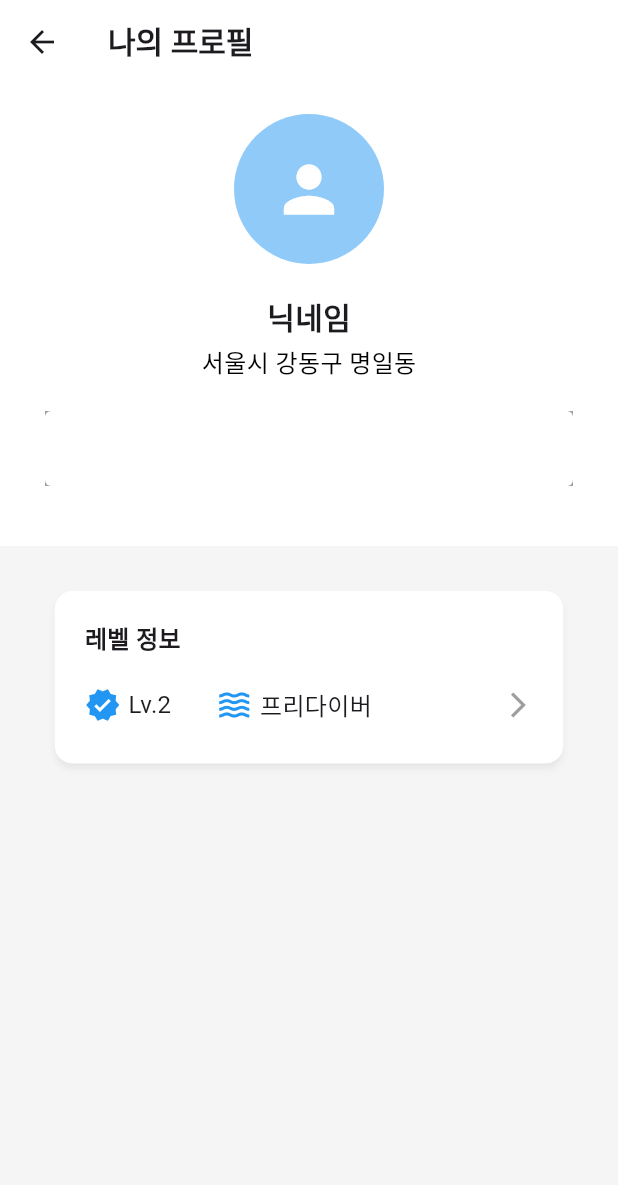
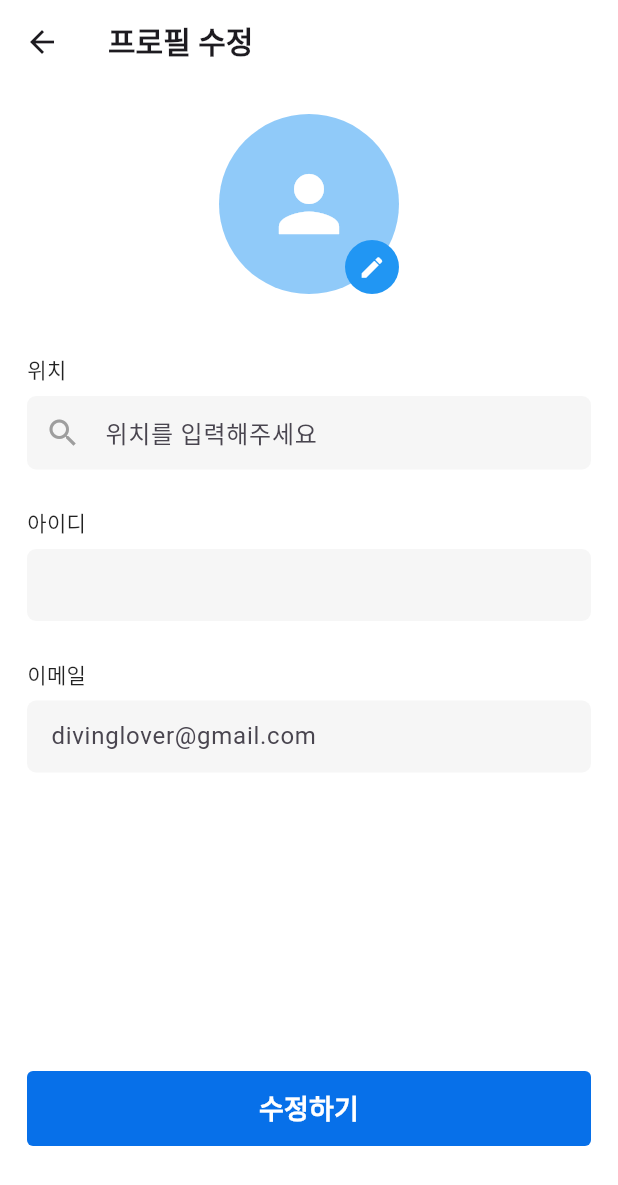
Before and after one commit to matthewKang6263/flutter_application_seau, a Flutter app: the MyPage screen opened directly, after a tap on "프로필 수정", on a phone screen of 412 x 824 dp. Shown: the top 1185 px of the screen. Run offline on Flutter 3.47's test engine with Material 3 defaults, Android fonts, the phone set to English and light mode, and no system bars; our stand-ins replace flutter_riverpod; project files that could hold a hidden picture were left out.

Commit message:
<docs>(editpage): 프로필 수정 페이지 및 UI 추가

```diff
--- /dev/null
+++ b/lib/ui/pages/mypage/edit_page.dart
@@ -0,0 +1,146 @@
+import 'package:flutter/material.dart';
+import 'package:flutter_application_seau/ui/widgets/primary_button.dart';
+
+class EditPage extends StatelessWidget {
+  const EditPage({super.key});
+
+  @override
+  Widget build(BuildContext context) {
+    return Scaffold(
+      backgroundColor: Colors.white, // 전체 화면 흰색 배경
+      appBar: AppBar(
+        title: const Text(
+          '프로필 수정',
+          style: TextStyle(
+            fontSize: 20,
+            fontWeight: FontWeight.bold,
+          ),
+        ),
+        backgroundColor: Colors.white,
+        elevation: 0, // 그림자 제거
+      ),
+      body: Padding(
+        padding: const EdgeInsets.symmetric(horizontal: 18),
+            child: Column(
+              crossAxisAlignment: CrossAxisAlignment.start,
+              children: [
+                const SizedBox(height: 20),
+                // 프로필 이미지
+                Center(
+                  child: Stack(
+                    children: [
+                      CircleAvatar(
+                        radius: 60,
+                        backgroundColor: Colors.blue[200],
+                        child: const Icon(
+                          Icons.person,
+                          size: 60,
+                          color: Colors.white,
+                        ),
+                      ),
+                      Positioned(
+                        bottom: 0,
+                        right: 0,
+                        child: CircleAvatar(
+                          backgroundColor: Colors.blue,
+                          radius: 18,
+                          child: IconButton(
+                            icon: const Icon(Icons.edit, size: 18, color: Colors.white),
+                            onPressed: () {
+                              // 프로필 이미지 수정 로직
+                            },
+                          ),
+                        ),
+                      ),
+                    ],
+                  ),
+                ),
+                const SizedBox(height: 40),
+                // 위치 입력 필드
+                const CustomTextField(
+                  label: '위치',
+                  hintText: '위치를 입력해주세요',
+                  prefixIcon: Icons.search,
+                ),
+                const SizedBox(height: 25),
+                // 아이디 입력 필드
+                const CustomTextField(
+                  label: '아이디',
+                ),
+                const SizedBox(height: 25),
+                // 이메일 입력 필드
+                const CustomTextField(
+                  label: '이메일',
+                  hintText: 'divinglover@gmail.com',
+                  readOnly: true,
+                ),
+            const Spacer(), // 아래 여백 확보
+                // 수정하기 버튼
+                PrimaryButton(
+                  text: '수정하기',
+                  onPressed: () {
+                    Navigator.pop(context);
+                  },
+                  backgroundColor: const Color(0xFF0770E9), // 버튼 색상
+                ),
+                const SizedBox(height: 60),
+              ],
+            ),
+          ),
+        );
+  }
+}
+
+// 재사용 가능한 CustomTextField 위젯
+class CustomTextField extends StatelessWidget {
+  final String label;
+  final String? hintText;
+  final bool obscureText;
+  final bool readOnly;
+  final IconData? prefixIcon;
+
+  const CustomTextField({
+    super.key,
+    required this.label,
+    this.hintText,
+    this.obscureText = false,
+    this.readOnly = false,
+    this.prefixIcon,
+  });
+
+  @override
+  Widget build(BuildContext context) {
+    return Column(
+      crossAxisAlignment: CrossAxisAlignment.start,
+      children: [
+        Text(
+          label,
+          style: const TextStyle(
+            fontSize: 14,
+            fontWeight: FontWeight.w500,
+            color: Colors.black87,
+          ),
+        ),
+        const SizedBox(height: 8),
+        TextField(
+          obscureText: obscureText,
+          readOnly: readOnly,
+          decoration: InputDecoration(
+            hintText: hintText,
+            filled: true,
+            fillColor: const Color(0xFFF6F6F6),
+            prefixIcon: prefixIcon != null ? Icon(prefixIcon, color: Colors.grey) : null,
+            contentPadding: const EdgeInsets.symmetric(
+              vertical: 12,
+              horizontal: 12,
+            ),
+            border: OutlineInputBorder(
+              borderRadius: BorderRadius.circular(6),
+              borderSide: BorderSide.none,
+            ),
+          ),
+        ),
+      ],
+    );
+  }
+}
--- a/lib/ui/pages/mypage/my_page.dart
+++ b/lib/ui/pages/mypage/my_page.dart
@@ -1,5 +1,6 @@
 import 'package:flutter/material.dart';
 import 'package:flutter_application_seau/ui/pages/certification/certification_page.dart';
+import 'package:flutter_application_seau/ui/pages/mypage/edit_page.dart';
 import 'package:flutter_application_seau/ui/pages/mypage/widgets/info_card.dart';
 import 'package:flutter_application_seau/ui/widgets/primary_button.dart';
 
@@ -27,7 +28,7 @@ class MyPage extends StatelessWidget {
               color: Colors.white, // 프로필 섹션 배경 색상
               padding: EdgeInsets.only(bottom: 40), // 프로필 섹션 하단 패딩
               child: Column(
-                // 프로필 섹션 콘텐츠 1. 프로필이미지 2. 사용자닉네임 3. 사용자주소
+                // 프로필 섹션 콘텐츠 1. 프로필이미지 2. 사용자닉네임 3. 사용자주소 4. 수정버튼
                 children: [
                   SizedBox(height: 20),
                   CircleAvatar(
@@ -66,7 +67,11 @@ class MyPage extends StatelessWidget {
                       ),
                       child: PrimaryButton(
                         text: '프로필 수정',
-                        onPressed: () {},
+                        onPressed: () {
+                          Navigator.push(
+                            context,
+                            MaterialPageRoute(builder: (context) => EditPage()),);
+                        },
                         backgroundColor: Colors.white,
                       ),
                     ),
```
